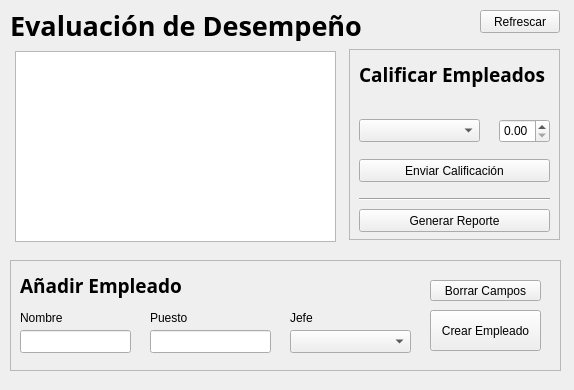
Qt form desempenowindow.ui (carlosvelaquez/Proyecto-EdD1) before a commit.
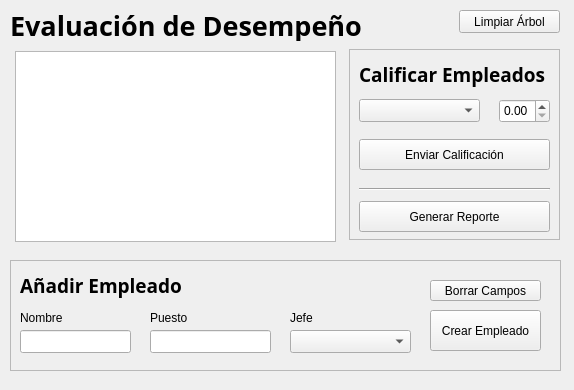
The same form after that commit.

The edit to the form file:
```diff
--- a/desempenowindow.ui
+++ b/desempenowindow.ui
@@ -216,7 +216,7 @@
     <property name="geometry">
      <rect>
       <x>10</x>
-      <y>70</y>
+      <y>50</y>
       <width>121</width>
       <height>23</height>
      </rect>
@@ -226,19 +226,22 @@
     <property name="geometry">
      <rect>
       <x>150</x>
-      <y>70</y>
+      <y>50</y>
       <width>51</width>
       <height>24</height>
      </rect>
     </property>
+    <property name="maximum">
+     <double>100.000000000000000</double>
+    </property>
    </widget>
    <widget class="QPushButton" name="pushButton_3">
     <property name="geometry">
      <rect>
       <x>10</x>
-      <y>110</y>
+      <y>90</y>
       <width>191</width>
-      <height>23</height>
+      <height>31</height>
      </rect>
     </property>
     <property name="text">
@@ -249,9 +252,9 @@
     <property name="geometry">
      <rect>
       <x>10</x>
-      <y>160</y>
+      <y>152</y>
       <width>191</width>
-      <height>23</height>
+      <height>31</height>
      </rect>
     </property>
     <property name="text">
@@ -262,7 +265,7 @@
     <property name="geometry">
      <rect>
       <x>10</x>
-      <y>140</y>
+      <y>130</y>
       <width>191</width>
       <height>20</height>
      </rect>
@@ -275,14 +278,14 @@
   <widget class="QPushButton" name="pushButton_5">
    <property name="geometry">
     <rect>
-     <x>480</x>
+     <x>459</x>
      <y>10</y>
-     <width>80</width>
+     <width>101</width>
      <height>23</height>
     </rect>
    </property>
    <property name="text">
-    <string>Refrescar</string>
+    <string>Limpiar Árbol</string>
    </property>
   </widget>
  </widget>
```
Left out of the diff: 17 changed lines with no effect on the pictures.
